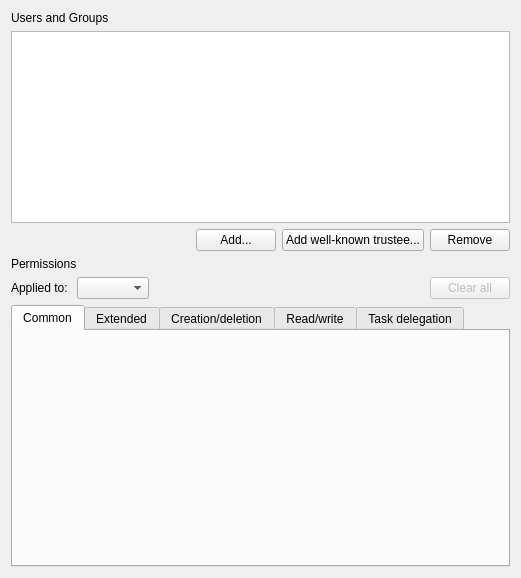
Before: the Qt Designer form src/admc/tabs/security_tab.ui in altlinux/admc, drawn with Qt 5.
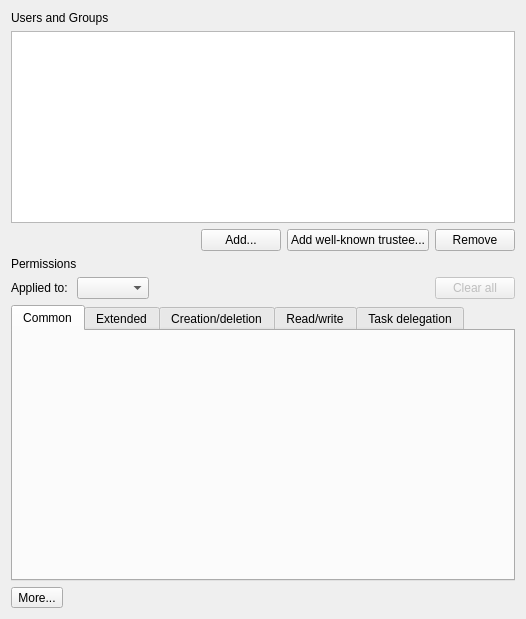
After: the same form once the commit is applied. Custom widgets are drawn as their Qt base class.

Commit message: Add 'More' button to security tab

Patch:
```diff
--- a/src/admc/tabs/security_tab.ui
+++ b/src/admc/tabs/security_tab.ui
@@ -6,8 +6,8 @@
    <rect>
     <x>0</x>
     <y>0</y>
-    <width>521</width>
-    <height>578</height>
+    <width>526</width>
+    <height>619</height>
    </rect>
   </property>
   <property name="windowTitle">
@@ -270,6 +270,57 @@
      </widget>
     </widget>
    </item>
+   <item>
+    <layout class="QHBoxLayout" name="horizontalLayout_3">
+     <property name="topMargin">
+      <number>0</number>
+     </property>
+     <item>
+      <widget class="QToolButton" name="more_button">
+       <property name="minimumSize">
+        <size>
+         <width>0</width>
+         <height>0</height>
+        </size>
+       </property>
+       <property name="maximumSize">
+        <size>
+         <width>16777215</width>
+         <height>30</height>
+        </size>
+       </property>
+       <property name="text">
+        <string>More...</string>
+       </property>
+       <property name="popupMode">
+        <enum>QToolButton::InstantPopup</enum>
+       </property>
+       <property name="toolButtonStyle">
+        <enum>Qt::ToolButtonTextBesideIcon</enum>
+       </property>
+       <property name="autoRaise">
+        <bool>false</bool>
+       </property>
+       <property name="arrowType">
+        <enum>Qt::NoArrow</enum>
+       </property>
+      </widget>
+     </item>
+     <item>
+      <spacer name="horizontalSpacer_3">
+       <property name="orientation">
+        <enum>Qt::Horizontal</enum>
+       </property>
+       <property name="sizeHint" stdset="0">
+        <size>
+         <width>40</width>
+         <height>20</height>
+        </size>
+       </property>
+      </spacer>
+     </item>
+    </layout>
+   </item>
   </layout>
  </widget>
  <customwidgets>
```
